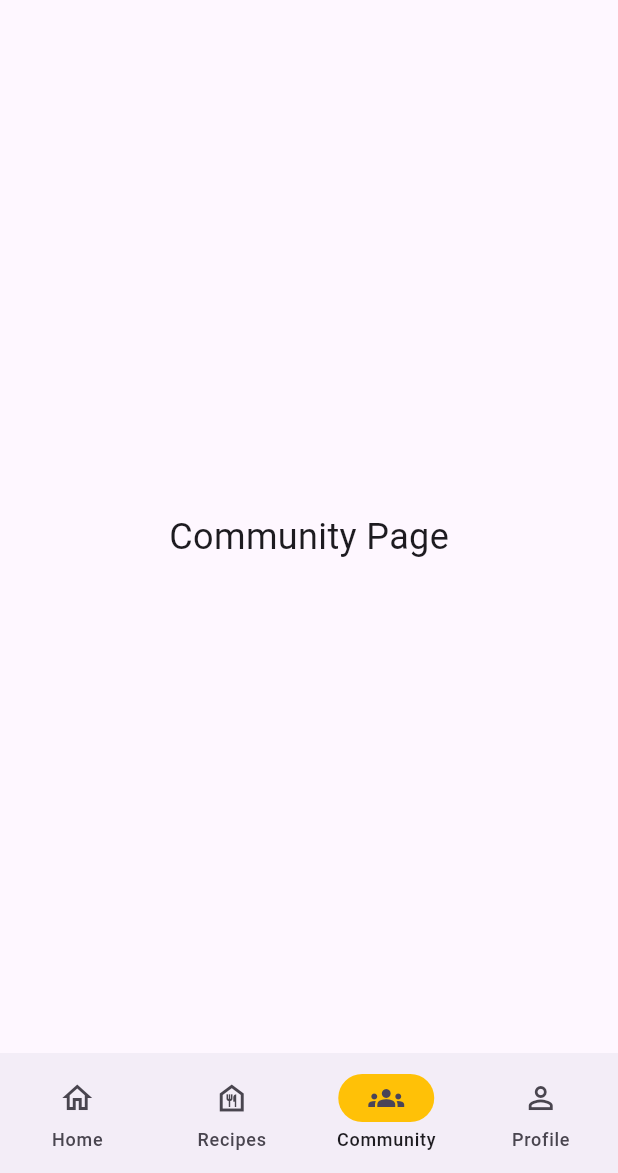
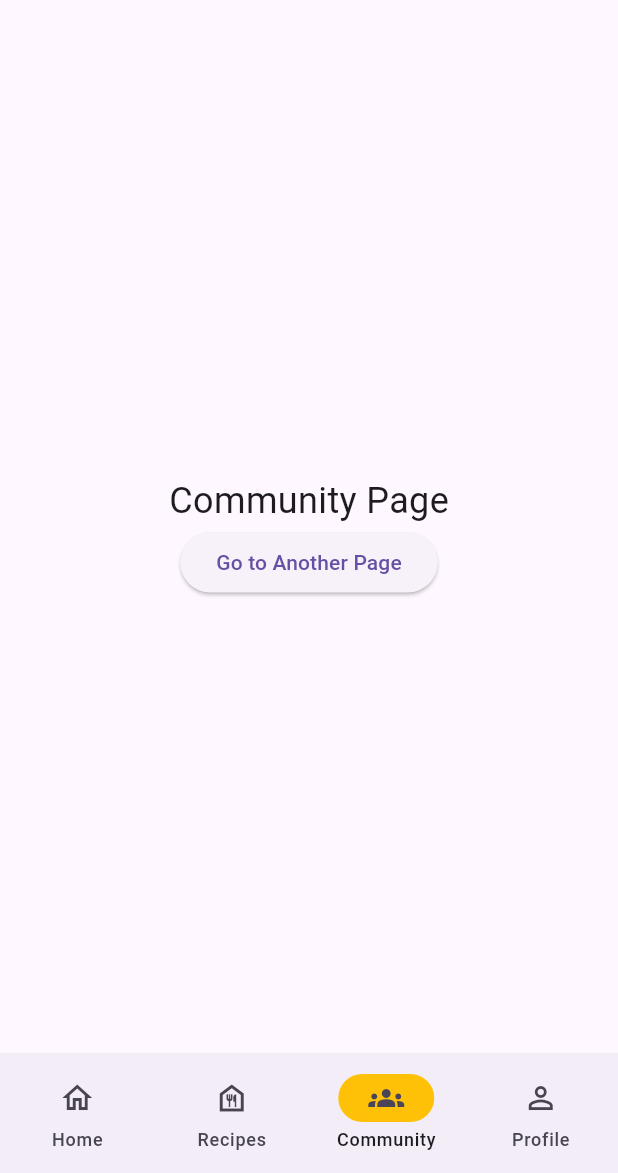
Before and after one commit to dreeew05/sheff_andrew, a Flutter app: the screen it shows once a user with an empty profile is signed in, item 3 of the bottom bar chosen, on a phone screen of 412 x 824 dp, the part 63-1236 px from its top. Run offline on Flutter 3.47's test engine with Material 3 defaults, Android fonts, the light colour scheme and no system bars; our stand-ins replace carousel_slider, cloud_firestore, firebase_auth, firebase_core, firebase_storage, google_fonts and 1 more; accounts and stored records are empty.

Commit message:
update main.dart

```diff
--- a/lib/main.dart
+++ b/lib/main.dart
@@ -5,6 +5,7 @@ import 'package:provider/provider.dart';
 import 'package:sheff_andrew/app_navigator.dart';
 import 'package:sheff_andrew/providers/recipe_form_provider.dart';
 import 'package:sheff_andrew/screens/signup/signin_page.dart';
+import 'package:sheff_andrew/screens/signup/signup_page.dart';
 
 void main() async {
   WidgetsFlutterBinding.ensureInitialized();
@@ -37,6 +38,7 @@ class MyApp extends StatelessWidget {
                 }
               },
             ),
+        '/signup': (context) => SignUpPage(),
       },
     );
   }
--- a/lib/screens/community_page/community_page.dart
+++ b/lib/screens/community_page/community_page.dart
@@ -1,4 +1,6 @@
 import 'package:flutter/material.dart';
+import 'package:sheff_andrew/screens/community_page/anotherpage.dart';
+
 
 class CommunityPage extends StatelessWidget {
   const CommunityPage({super.key});
@@ -9,13 +11,24 @@ class CommunityPage extends StatelessWidget {
       appBar: AppBar(
         title: const Text('Community'),
       ),
-      body: const Center(
+      body: Center(
         child: Column(
           mainAxisAlignment: MainAxisAlignment.center,
           children: <Widget>[
-            Text(
+            const Text(
               'Community Page',
               style: TextStyle(fontSize: 24),
+            ),
+            ElevatedButton(
+              onPressed: () {
+                Navigator.push(
+                  context,
+                  MaterialPageRoute(
+                    builder: (context) => const AnotherPage(),
+                  ),
+                );
+              },
+              child: const Text('Go to Another Page'),
             ),
           ],
         ),
```
Also changed, not shown: lib/screens/community_page/anotherpage.dart (added, +21 -0 lines), lib/screens/community_page/community_navigator.dart (+18 -5 lines).
